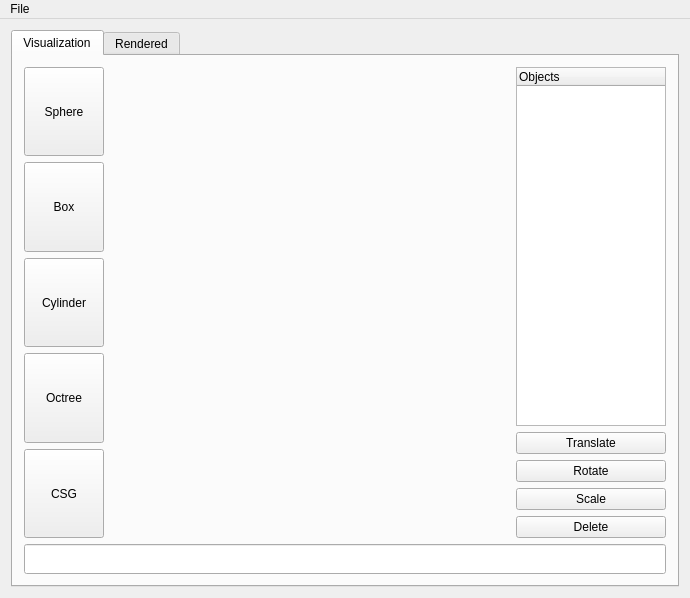
Above: src/gui/mainwindow.ui from felipemelo23/MModeler before the change. Below: the same form after it.
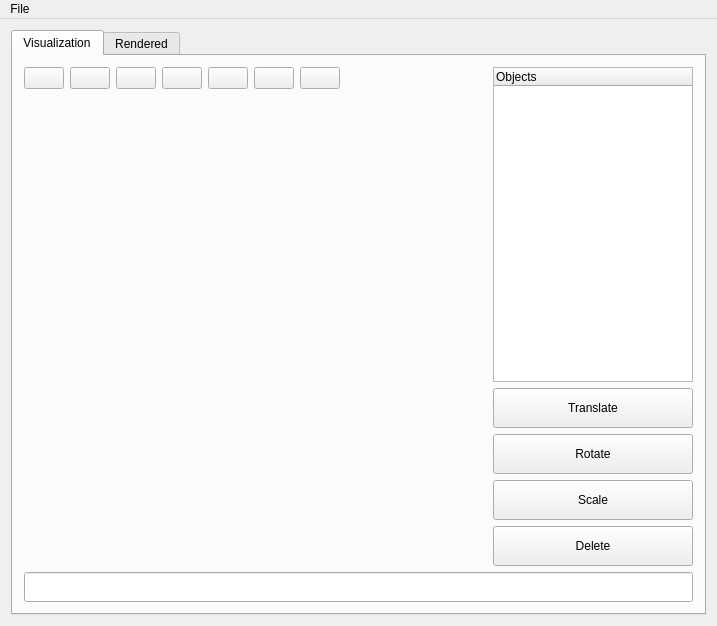
That is the form after the change. The open tabs and pages were chosen to show the change. Icons and pictures are not drawn. Custom widgets are drawn as their Qt base class.

Patch:
```diff
--- a/src/gui/mainwindow.ui
+++ b/src/gui/mainwindow.ui
@@ -6,8 +6,8 @@
    <rect>
     <x>0</x>
     <y>0</y>
-    <width>688</width>
-    <height>594</height>
+    <width>717</width>
+    <height>622</height>
    </rect>
   </property>
   <property name="windowTitle">
@@ -22,7 +22,7 @@
     <item>
      <widget class="QTabWidget" name="tabWidget">
       <property name="currentIndex">
-       <number>1</number>
+       <number>0</number>
       </property>
       <widget class="QWidget" name="visTab">
        <attribute name="title">
@@ -30,71 +30,185 @@
        </attribute>
        <layout class="QVBoxLayout" name="verticalLayout_9">
         <item>
-         <layout class="QHBoxLayout" name="horizontalLayout">
+         <layout class="QHBoxLayout" name="horizontalLayout_13">
           <item>
            <layout class="QVBoxLayout" name="verticalLayout_3">
             <item>
+             <layout class="QHBoxLayout" name="horizontalLayout">
+              <property name="spacing">
+               <number>6</number>
+              </property>
+              <item>
              <widget class="QPushButton" name="insertSphereBtn">
               <property name="sizePolicy">
-               <sizepolicy hsizetype="Minimum" vsizetype="Expanding">
+                 <sizepolicy hsizetype="Fixed" vsizetype="Fixed">
                 <horstretch>0</horstretch>
                 <verstretch>0</verstretch>
                </sizepolicy>
               </property>
               <property name="text">
-               <string>Sphere</string>
+                 <string/>
+                </property>
+                <property name="icon">
+                 <iconset resource="../assets.qrc">
+                  <normaloff>:/root/gui/sphere.png</normaloff>:/root/gui/sphere.png</iconset>
+                </property>
+                <property name="iconSize">
+                 <size>
+                  <width>32</width>
+                  <height>32</height>
+                 </size>
               </property>
              </widget>
             </item>
             <item>
              <widget class="QPushButton" name="insertBoxBtn">
               <property name="sizePolicy">
-               <sizepolicy hsizetype="Minimum" vsizetype="Expanding">
+                 <sizepolicy hsizetype="Fixed" vsizetype="Fixed">
                 <horstretch>0</horstretch>
                 <verstretch>0</verstretch>
                </sizepolicy>
               </property>
               <property name="text">
-               <string>Box</string>
+                 <string/>
+                </property>
+                <property name="icon">
+                 <iconset resource="../assets.qrc">
+                  <normaloff>:/root/gui/cube.png</normaloff>:/root/gui/cube.png</iconset>
+                </property>
+                <property name="iconSize">
+                 <size>
+                  <width>32</width>
+                  <height>32</height>
+                 </size>
               </property>
              </widget>
             </item>
             <item>
              <widget class="QPushButton" name="insertCylinderBtn">
               <property name="sizePolicy">
-               <sizepolicy hsizetype="Minimum" vsizetype="Expanding">
+                 <sizepolicy hsizetype="Fixed" vsizetype="Fixed">
                 <horstretch>0</horstretch>
                 <verstretch>0</verstretch>
                </sizepolicy>
               </property>
               <property name="text">
-               <string>Cylinder</string>
+                 <string/>
+                </property>
+                <property name="icon">
+                 <iconset resource="../assets.qrc">
+                  <normaloff>:/root/gui/cylinder.png</normaloff>:/root/gui/cylinder.png</iconset>
+                </property>
+                <property name="iconSize">
+                 <size>
+                  <width>32</width>
+                  <height>32</height>
+                 </size>
+                </property>
+                <property name="default">
+                 <bool>false</bool>
+                </property>
+                <property name="flat">
+                 <bool>false</bool>
+                </property>
+               </widget>
+              </item>
+              <item>
+               <widget class="QPushButton" name="insertPyramidBtn">
+                <property name="sizePolicy">
+                 <sizepolicy hsizetype="Fixed" vsizetype="Fixed">
+                  <horstretch>0</horstretch>
+                  <verstretch>0</verstretch>
+                 </sizepolicy>
+                </property>
+                <property name="text">
+                 <string/>
+                </property>
+                <property name="icon">
+                 <iconset resource="../assets.qrc">
+                  <normaloff>:/root/gui/pyramid.png</normaloff>:/root/gui/pyramid.png</iconset>
+                </property>
+                <property name="iconSize">
+                 <size>
+                  <width>32</width>
+                  <height>32</height>
+                 </size>
+                </property>
+               </widget>
+              </item>
+              <item>
+               <widget class="QPushButton" name="insertPrismBtn">
+                <property name="sizePolicy">
+                 <sizepolicy hsizetype="Fixed" vsizetype="Fixed">
+                  <horstretch>0</horstretch>
+                  <verstretch>0</verstretch>
+                 </sizepolicy>
+                </property>
+                <property name="text">
+                 <string/>
+                </property>
+                <property name="icon">
+                 <iconset resource="../assets.qrc">
+                  <normaloff>:/root/gui/prism.png</normaloff>:/root/gui/prism.png</iconset>
+                </property>
+                <property name="iconSize">
+                 <size>
+                  <width>32</width>
+                  <height>32</height>
+                 </size>
               </property>
              </widget>
             </item>
             <item>
              <widget class="QPushButton" name="insertOctreeBtn">
               <property name="sizePolicy">
-               <sizepolicy hsizetype="Minimum" vsizetype="Expanding">
+                 <sizepolicy hsizetype="Fixed" vsizetype="Fixed">
                 <horstretch>0</horstretch>
                 <verstretch>0</verstretch>
                </sizepolicy>
               </property>
               <property name="text">
-               <string>Octree</string>
+                 <string/>
+                </property>
+                <property name="icon">
+                 <iconset resource="../assets.qrc">
+                  <normaloff>:/root/gui/octree.png</normaloff>:/root/gui/octree.png</iconset>
+                </property>
+                <property name="iconSize">
+                 <size>
+                  <width>32</width>
+                  <height>32</height>
+                 </size>
               </property>
              </widget>
             </item>
             <item>
              <widget class="QPushButton" name="insertCSGBtn">
               <property name="sizePolicy">
-               <sizepolicy hsizetype="Minimum" vsizetype="Expanding">
+                 <sizepolicy hsizetype="Fixed" vsizetype="Fixed">
                 <horstretch>0</horstretch>
                 <verstretch>0</verstretch>
                </sizepolicy>
               </property>
               <property name="text">
-               <string>CSG</string>
+                 <string/>
+                </property>
+                <property name="icon">
+                 <iconset resource="../assets.qrc">
+                  <normaloff>:/root/gui/csg.png</normaloff>:/root/gui/csg.png</iconset>
+                </property>
+                <property name="iconSize">
+                 <size>
+                  <width>32</width>
+                  <height>32</height>
+                 </size>
+                </property>
+               </widget>
+              </item>
+              <item>
+               <widget class="QLabel" name="label_8">
+                <property name="text">
+                 <string/>
               </property>
              </widget>
             </item>
@@ -119,6 +233,8 @@
             </property>
            </widget>
           </item>
+           </layout>
+          </item>
           <item>
            <layout class="QVBoxLayout" name="verticalLayout_8">
             <item>
@@ -131,13 +247,13 @@
               </property>
               <property name="minimumSize">
                <size>
-                <width>150</width>
+                <width>200</width>
                 <height>0</height>
                </size>
               </property>
               <property name="maximumSize">
                <size>
-                <width>300</width>
+                <width>200</width>
                 <height>16777215</height>
                </size>
               </property>
@@ -155,6 +271,18 @@
              <layout class="QVBoxLayout" name="verticalLayout_7">
               <item>
                <widget class="QPushButton" name="translBtn">
+                <property name="sizePolicy">
+                 <sizepolicy hsizetype="Fixed" vsizetype="Fixed">
+                  <horstretch>0</horstretch>
+                  <verstretch>0</verstretch>
+                 </sizepolicy>
+                </property>
+                <property name="minimumSize">
+                 <size>
+                  <width>200</width>
+                  <height>40</height>
+                 </size>
+                </property>
                 <property name="text">
                  <string>Translate</string>
                 </property>
@@ -162,6 +290,18 @@
               </item>
               <item>
                <widget class="QPushButton" name="rotBtn">
+                <property name="sizePolicy">
+                 <sizepolicy hsizetype="Fixed" vsizetype="Fixed">
+                  <horstretch>0</horstretch>
+                  <verstretch>0</verstretch>
+                 </sizepolicy>
+                </property>
+                <property name="minimumSize">
+                 <size>
+                  <width>200</width>
+                  <height>40</height>
+                 </size>
+                </property>
                 <property name="text">
                  <string>Rotate</string>
                 </property>
@@ -169,6 +309,18 @@
               </item>
               <item>
                <widget class="QPushButton" name="sclBtn">
+                <property name="sizePolicy">
+                 <sizepolicy hsizetype="Fixed" vsizetype="Fixed">
+                  <horstretch>0</horstretch>
+                  <verstretch>0</verstretch>
+                 </sizepolicy>
+                </property>
+                <property name="minimumSize">
+                 <size>
+                  <width>200</width>
+                  <height>40</height>
+                 </size>
+                </property>
                 <property name="text">
                  <string>Scale</string>
                 </property>
@@ -176,6 +328,18 @@
               </item>
               <item>
                <widget class="QPushButton" name="delBtn">
+                <property name="sizePolicy">
+                 <sizepolicy hsizetype="Fixed" vsizetype="Fixed">
+                  <horstretch>0</horstretch>
+                  <verstretch>0</verstretch>
+                 </sizepolicy>
+                </property>
+                <property name="minimumSize">
+                 <size>
+                  <width>200</width>
+                  <height>40</height>
+                 </size>
+                </property>
                 <property name="text">
                  <string>Delete</string>
                 </property>
@@ -251,6 +415,12 @@
          <layout class="QVBoxLayout" name="verticalLayout_10">
           <item>
            <widget class="QGroupBox" name="groupBox_4">
+            <property name="sizePolicy">
+             <sizepolicy hsizetype="Preferred" vsizetype="Fixed">
+              <horstretch>0</horstretch>
+              <verstretch>0</verstretch>
+             </sizepolicy>
+            </property>
             <property name="title">
              <string>Tamanho da Imagem</string>
             </property>
@@ -759,6 +929,18 @@
           </item>
           <item>
            <widget class="QPushButton" name="renderBtn">
+            <property name="sizePolicy">
+             <sizepolicy hsizetype="Minimum" vsizetype="Fixed">
+              <horstretch>0</horstretch>
+              <verstretch>0</verstretch>
+             </sizepolicy>
+            </property>
+            <property name="minimumSize">
+             <size>
+              <width>0</width>
+              <height>50</height>
+             </size>
+            </property>
             <property name="text">
              <string>Render</string>
             </property>
@@ -777,7 +959,7 @@
     <rect>
      <x>0</x>
      <y>0</y>
-     <width>688</width>
+     <width>717</width>
      <height>19</height>
     </rect>
    </property>
```
Lines whose indentation alone changed are shown as unchanged.
